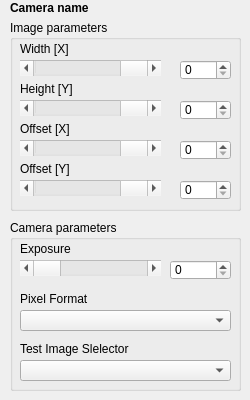
Qt form CameraParam.ui (CodElecCz/CameraUIv1) before a commit.
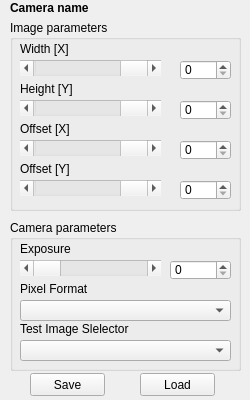
The same form after that commit. Icons and pictures are not drawn.

```diff
--- a/CameraParam.ui
+++ b/CameraParam.ui
@@ -243,7 +243,7 @@
      <x>10</x>
      <y>220</y>
      <width>231</width>
-     <height>171</height>
+     <height>151</height>
     </rect>
    </property>
    <property name="font">
@@ -285,7 +285,7 @@
     <property name="geometry">
      <rect>
       <x>10</x>
-      <y>140</y>
+      <y>120</y>
       <width>211</width>
       <height>21</height>
      </rect>
@@ -308,7 +308,7 @@
     <property name="geometry">
      <rect>
       <x>10</x>
-      <y>70</y>
+      <y>60</y>
       <width>110</width>
       <height>17</height>
      </rect>
@@ -321,7 +321,7 @@
     <property name="geometry">
      <rect>
       <x>10</x>
-      <y>120</y>
+      <y>100</y>
       <width>161</width>
       <height>17</height>
      </rect>
@@ -334,13 +334,47 @@
     <property name="geometry">
      <rect>
       <x>10</x>
-      <y>90</y>
+      <y>80</y>
       <width>211</width>
       <height>21</height>
      </rect>
     </property>
    </widget>
   </widget>
+  <widget class="QPushButton" name="saveButton">
+   <property name="geometry">
+    <rect>
+     <x>30</x>
+     <y>373</y>
+     <width>75</width>
+     <height>23</height>
+    </rect>
+   </property>
+   <property name="text">
+    <string>Save</string>
+   </property>
+   <property name="icon">
+    <iconset resource="Resources.qrc">
+     <normaloff>:/icons/save.ico</normaloff>:/icons/save.ico</iconset>
+   </property>
+  </widget>
+  <widget class="QPushButton" name="loadButton">
+   <property name="geometry">
+    <rect>
+     <x>140</x>
+     <y>373</y>
+     <width>75</width>
+     <height>23</height>
+    </rect>
+   </property>
+   <property name="text">
+    <string>Load</string>
+   </property>
+   <property name="icon">
+    <iconset resource="Resources.qrc">
+     <normaloff>:/icons/reload.ico</normaloff>:/icons/reload.ico</iconset>
+   </property>
+  </widget>
  </widget>
  <resources/>
  <connections/>
```
Left out of the diff: 4 changed lines with no effect on the pictures.
